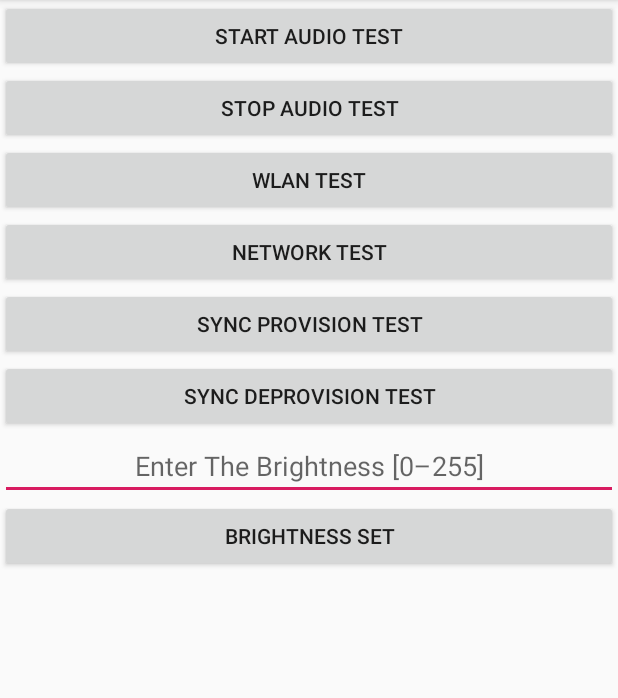
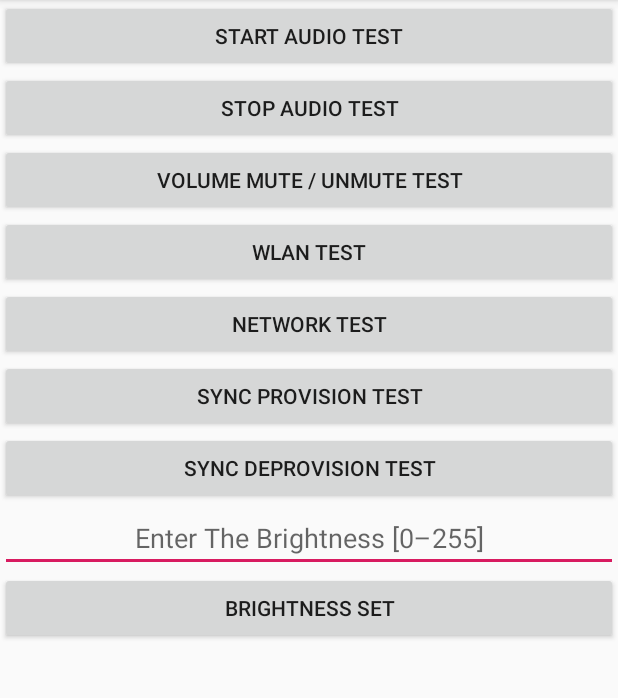
Before and after one commit to ddevassy/SeamTestApp, an Android app: the screen it shows after launch (MainActivity), on a phone screen of 412 x 824 dp, the part 84-782 px from its top. Run offline under Robolectric (Android 15) with nearby library versions, the phone set to English and light mode, and no system bars.

Commit message:
Adding Mute / Unmute Support

```diff
--- a/app/src/main/AndroidManifest.xml
+++ b/app/src/main/AndroidManifest.xml
@@ -7,6 +7,7 @@
     <uses-permission android:name="android.permission.ACCESS_NETWORK_STATE"/>
     <uses-permission android:name="android.permission.WRITE_SETTINGS"
         tools:ignore="ProtectedPermissions" />
+    <uses-permission android:name="android.permission.MODIFY_AUDIO_SETTINGS" />
     <application
         android:allowBackup="true"
         android:icon="@mipmap/ic_launcher"
@@ -26,6 +27,7 @@
         <service android:name="com.example.andy.seamtestapp.networkservice"/>
         <service android:name="com.example.andy.seamtestapp.syncservice"/>
         <service android:name="com.example.andy.seamtestapp.brightnessservice"/>
+        <service android:name="com.example.andy.seamtestapp.volumeservice"/>
     </application>
 
 </manifest>
--- a/app/src/main/java/com/example/andy/seamtestapp/syncservice.java
+++ b/app/src/main/java/com/example/andy/seamtestapp/syncservice.java
@@ -24,7 +24,7 @@ public class syncservice extends Service {
     @Override
     public int onStartCommand(Intent intent, int flags, int startId) {
         Log.d(TAG,"Sync Service Test started" );
-        Toast.makeText(this, "Sync Service Test - NotImplemented", Toast.LENGTH_LONG).show();
+        Toast.makeText(this, "Sync Provision Test - NotImplemented", Toast.LENGTH_LONG).show();
         return START_STICKY;
     }
 
@@ -32,7 +32,7 @@ public class syncservice extends Service {
     public void onDestroy() {
         Log.d(TAG,"Sync Service Test destroyed" );
         super.onDestroy();
-        Toast.makeText(this, "Sync Service Test - NotImplemented", Toast.LENGTH_LONG).show();
+        Toast.makeText(this, "Sync Provision Test - NotImplemented", Toast.LENGTH_LONG).show();
 
     }
 }
--- a/app/src/main/res/layout/activity_main.xml
+++ b/app/src/main/res/layout/activity_main.xml
@@ -29,6 +29,13 @@
             android:layout_width="match_parent"
             android:layout_height="wrap_content"
             android:text="@string/stop_audio_test" />
+
+        <Button
+            android:id="@+id/buttonMute"
+            android:layout_width="match_parent"
+            android:layout_height="wrap_content"
+            android:onClick="onClick"
+            android:text="@string/mute_test" />
 
         <Button
             android:id="@+id/buttonWifi"
--- a/app/src/main/res/values/strings.xml
+++ b/app/src/main/res/values/strings.xml
@@ -8,4 +8,6 @@
     <string name="sync_deprovision_test">Sync DeProvision test</string>
     <string name="editBrightness"> </string>
     <string name="brightness">Brightness Set</string>
+    <string name="editvolume"> </string>
+    <string name="mute_test">Volume Mute / UnMute TEST</string>
 </resources>
```
Also changed, not shown: app/src/main/java/com/example/andy/seamtestapp/MainActivity.java (+19 -1 lines), app/src/main/java/com/example/andy/seamtestapp/volumeservice.java (added, +50 -0 lines).
